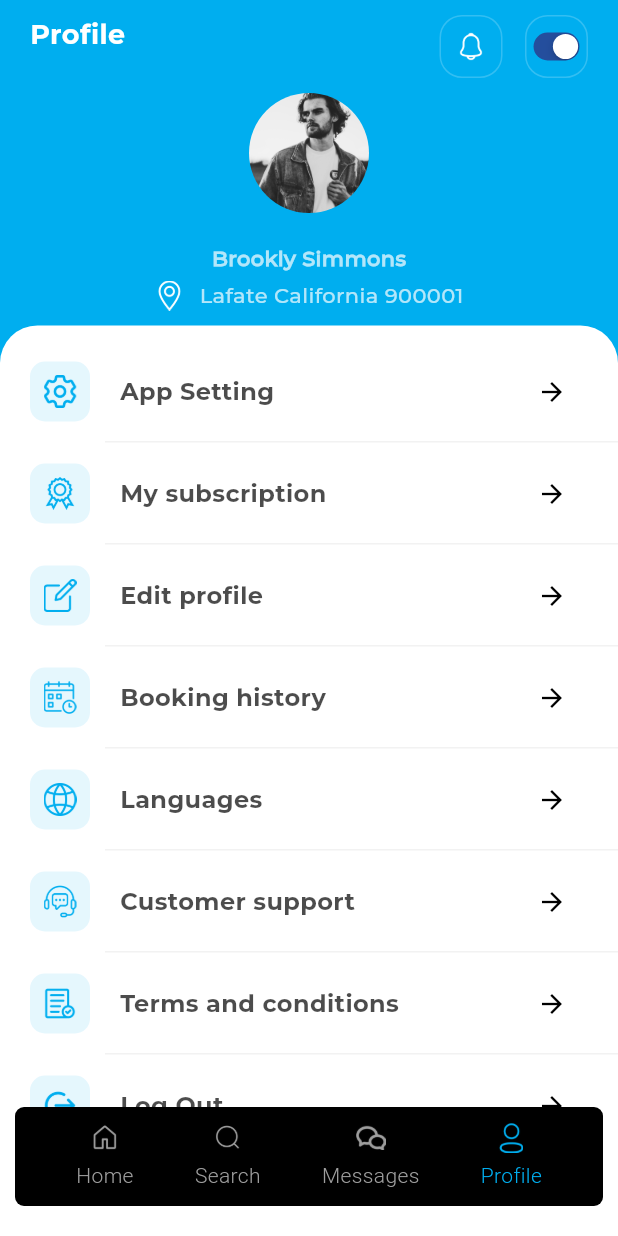
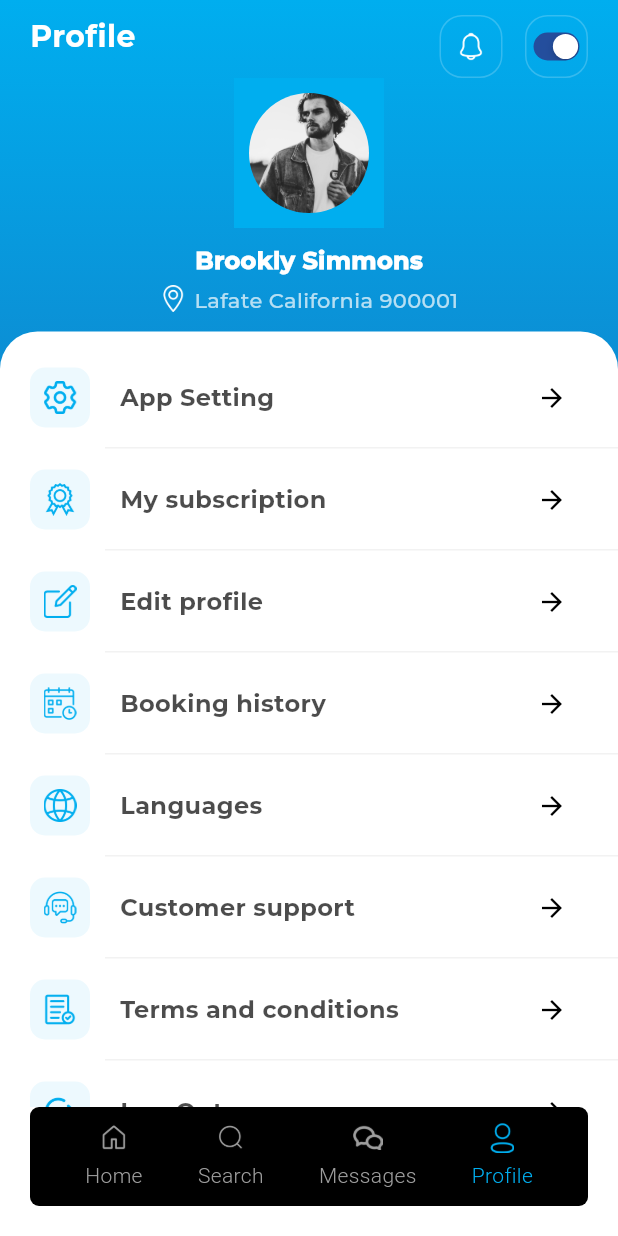
Before and after one commit to Fawadali521/Notary_Ping, a Flutter app: the screen it shows after launch, on a phone screen of 412 x 824 dp. Run offline on Flutter 3.47's test engine with Material 2 defaults, Android fonts, the light colour scheme and no system bars; drawn by our look-alikes of delayed_display; our stand-ins replace expandable_page_view, get, page_transition, pinput; Roboto replaces fonts that are missing (Montserrat-Regular); project files that could hold a hidden picture were left out.

Commit message:
initiated by Admin

```diff
--- a/lib/src/modules/dashboard/DashboardScreen.dart
+++ b/lib/src/modules/dashboard/DashboardScreen.dart
@@ -1,4 +1,3 @@
-
 import 'package:flutter/material.dart';
 import 'package:flutter/services.dart';
 import 'package:notary_ping/src/modules/dashboard/home/Home.dart';
@@ -8,10 +7,10 @@
 
 import '../../../styles.dart';
 
-import 'package:flutter/material.dart';
-
 class Dashboard extends StatefulWidget {
-  const Dashboard({super.key,});
+  const Dashboard({
+    super.key,
+  });
 
   @override
   State<Dashboard> createState() => _DashboardState();
@@ -42,7 +41,7 @@
     ));
 
     return Scaffold(
-     // backgroundColor: Colors.transparent,
+      // backgroundColor: Colors.transparent,
       //extendBody: true,
       body: PageView(
         controller: pageController,
@@ -52,7 +51,7 @@
             currentIndex = page;
           });
         },
-        children:   const [
+        children: const [
           HomeScreen(),
           SearchScreen(),
           MessagesScreen(),
@@ -60,13 +59,12 @@
         ],
       ),
       bottomNavigationBar: Padding(
-        padding: const EdgeInsets.only(bottom: 20, right: 10, left: 10),
+        padding: const EdgeInsets.only(bottom: 20, right: 20, left: 20),
         child: Container(
           height: 66,
           decoration: BoxDecoration(
             color: Colors.black,
             borderRadius: BorderRadius.circular(6),
-
           ),
           child: Row(
             mainAxisAlignment: MainAxisAlignment.spaceEvenly,
@@ -90,10 +88,7 @@
         setState(() {});
       },
       child: Padding(
-        padding: const EdgeInsets.only(
-          top: 5,
-          bottom: 5
-        ),
+        padding: const EdgeInsets.only(top: 5, bottom: 5),
         child: Column(
           mainAxisSize: MainAxisSize.min,
           children: [
@@ -107,14 +102,9 @@
               child: Text(
                 label,
                 style: TextStyles.bottomBarText.copyWith(
-                  color: currentIndex == index ? Palette.primaryColor : Colors.grey
-                ),
-
-
-                // style: TextStyle(
-                //   color: currentIndex == index ? Palette.primaryColor : Colors.grey,
-                //   fontSize: 12,
-                // ),
+                    color: currentIndex == index
+                        ? Palette.primaryColor
+                        : Colors.grey),
               ),
             ),
           ],
@@ -123,137 +113,3 @@
     );
   }
 }
-
-
-
-
-
-//
-// class Dashboard extends StatefulWidget {
-//   const Dashboard({super.key});
-//
-//   @override
-//   State<Dashboard> createState() => _DashboardState();
-// }
-//
-// class _DashboardState extends State<Dashboard> {
-//   int currentIndex = 3;
-//   late final PageController? pageController;
-//   @override
-//   void initState() {
-//     pageController = PageController(
-//       initialPage: currentIndex,
-//     );
-//     super.initState();
-//   }
-//
-//   @override
-//   void dispose() {
-//     pageController?.dispose();
-//     super.dispose();
-//   }
-//
-//   @override
-//   Widget build(BuildContext context) {
-//     SystemChrome.setSystemUIOverlayStyle(const SystemUiOverlayStyle(
-//       statusBarBrightness: Brightness.light,
-//     ));
-//     return Scaffold(
-//       backgroundColor: Colors.transparent,
-//       extendBody: true,
-//        body: PageView(
-//         controller: pageController,
-//         physics: const NeverScrollableScrollPhysics(),
-//         onPageChanged: (page) {
-//           setState(() {
-//             currentIndex = page;
-//           });
-//         },
-//         children:    const [
-//           HomeScreen(),
-//           SearchScreen(),
-//           MessagesScreen(),
-//           Profile(),
-//
-//         ],
-//       ),
-//       bottomNavigationBar: Padding(
-//         padding: const EdgeInsets.only(right: 10 , left : 10 ,bottom: 20),
-//         child: ClipRRect(
-//           borderRadius: BorderRadius.circular(10),
-//           child: BottomNavigationBar(
-//             elevation: 1,
-//             type: BottomNavigationBarType.fixed,
-//              backgroundColor: Colors.black,
-//             enableFeedback: false,
-//             iconSize: 24,
-//             selectedItemColor: Palette.primaryColor,
-//             selectedLabelStyle: TextStyles.bottomBarText,
-//             unselectedLabelStyle: TextStyles.bottomBarText,
-//             unselectedItemColor: Colors.grey ,
-//             currentIndex: currentIndex,
-//             showSelectedLabels: true,
-//             showUnselectedLabels: true,
-//             onTap: (value) {
-//               currentIndex = value;
-//               pageController?.jumpToPage(
-//                 value,
-//                 // curve: Curves.decelerate,
-//                 // duration: const Duration(milliseconds: 300),
-//               );
-//
-//               setState(() {});
-//             },
-//             items: const <BottomNavigationBarItem>[
-//               BottomNavigationBarItem(
-//                 icon: Padding(
-//                   padding: EdgeInsets.only(
-//                     top: 20,
-//                     bottom: 10
-//                   ),
-//                   child: ImageIcon(
-//                     AssetImage("assets/icon/home.png"),
-//                     size: 20,
-//                   ),
-//                 ),
-//                 label: 'Home',
-//               ),
-//               BottomNavigationBarItem(
-//                 icon: Padding(
-//                   padding: EdgeInsets.only(
-//                     top: 20,
-//                     bottom: 10
-//                   ),
-//                   child: ImageIcon(AssetImage("assets/icon/search.png"), size: 20),
-//                 ),
-//                 label: 'Search',
-//               ),
-//               BottomNavigationBarItem(
-//                 icon: Padding(
-//                   padding: EdgeInsets.only(
-//                     top: 20,
-//                     bottom: 10
-//                   ),
-//
-//
-//                   child: ImageIcon(AssetImage("assets/icon/messages.png"), size: 24),
-//                 ),
-//                 label: 'Messages',
-//               ),
-//               BottomNavigationBarItem(
-//                 icon: Padding(
-//                   padding: EdgeInsets.only(
-//                     top: 20,
-//                     bottom: 10
-//                   ),
-//                   child: ImageIcon(AssetImage("assets/icon/profile.png"), size: 20),
-//                 ),
-//                 label: 'Profile',
-//               ),
-//              ],
-//           ),
-//         ),
-//       ),
-//     );
-//   }
-// }
--- a/lib/src/modules/dashboard/profile/Profile.dart
+++ b/lib/src/modules/dashboard/profile/Profile.dart
@@ -32,17 +32,18 @@
   }
 
   void _startAnimation() async {
-    await Future.delayed(const Duration(seconds: 1)); // Delay the animation for 1 second
+    await Future.delayed(
+        const Duration(seconds: 1)); // Delay the animation for 1 second
     setState(() {
       shouldAnimate = false; // Stop the initial animation
     });
 
-    await Future.delayed(const Duration(seconds: 1)); // Delay for another 1 second
+    await Future.delayed(
+        const Duration(seconds: 1)); // Delay for another 1 second
     setState(() {
       shouldAnimate = true; // Start the reverse animation
     });
   }
-
 
   @override
   Widget build(BuildContext context) {
@@ -55,19 +56,25 @@
       body: Container(
         height: height,
         width: width,
-        decoration:   const BoxDecoration(
-          color: Palette.primaryColor
-            // gradient: LinearGradient(colors: [Palette.blue1, Palette.blue2])
-        ),
+        decoration: const BoxDecoration(
+            // color: Palette.primaryColor
+            gradient: LinearGradient(
+          colors: [Palette.secondaryColor, Palette.primaryColor],
+          begin: Alignment.bottomCenter,
+          end: Alignment.topCenter,
+        )),
         child: ListView(
           physics: const NeverScrollableScrollPhysics(),
-
           shrinkWrap: true,
           children: [
             const SafeArea(child: SizedBox()),
+            //profile
             Padding(
               padding: const EdgeInsets.only(
-                  left: 20, right: 20, top: 10,),
+                left: 20,
+                right: 20,
+                top: 10,
+              ),
               child: Row(
                 mainAxisAlignment: MainAxisAlignment.spaceBetween,
                 crossAxisAlignment: CrossAxisAlignment.start,
@@ -76,7 +83,7 @@
                     delay: upRowDelay,
                     slidingBeginOffset: const Offset(-1.0, 0.0),
                     slidingCurve: Curves.ease,
-                    child:   Text(
+                    child: Text(
                       "Profile",
                       style: TextStyles().profileBold,
                     ),
@@ -85,18 +92,16 @@
                     mainAxisAlignment: MainAxisAlignment.end,
                     children: [
                       DelayedDisplay(
-                        delay: upRowDelay ,
+                        delay: upRowDelay,
                         slidingBeginOffset: const Offset(1.0, 0.0),
                         slidingCurve: Curves.ease,
                         child: InkWell(
-                          onTap: () {
-
-                          },
+                          onTap: () {},
                           child: Container(
                             height: 42,
                             width: 42,
                             decoration: BoxDecoration(
-                              borderRadius: BorderRadius.circular(15),
+                              borderRadius: BorderStyles.norm2,
                               border: Border.all(
                                 color: Colors.white.withOpacity(0.2),
                                 width: 1,
@@ -129,9 +134,7 @@
                           slidingBeginOffset: const Offset(1.0, 0.0),
                           slidingCurve: Curves.ease,
                           child: InkWell(
-                            onTap: () {
-
-                            },
+                            onTap: () {},
                             child: Container(
                               height: 42,
                               width: 42,
@@ -150,16 +153,16 @@
                                     Padding(
                                       padding: const EdgeInsets.all(12.0),
                                       child: Transform.scale(
-                                        scale: 0.6, // Adjust the scale factor as needed (0.8 scales it down to 80% of its original size)
+                                        scale:
+                                            0.6, // Adjust the scale factor as needed (0.8 scales it down to 80% of its original size)
 
                                         child: CupertinoSwitch(
                                           activeColor: Palette.secondaryColor,
                                           value: switchValue,
-                                          onChanged: (newValue){
+                                          onChanged: (newValue) {
                                             setState(() {
-                                              switchValue = newValue; // Update the switch state when it's toggled.
-
-
+                                              switchValue =
+                                                  newValue; // Update the switch state when it's toggled.
                                             });
                                           },
                                         ),
@@ -177,6 +180,7 @@
                 ],
               ),
             ),
+            //image
             Padding(
               padding: const EdgeInsets.only(left: 20, right: 20, bottom: 10),
               child: Row(
@@ -194,54 +198,55 @@
                           child: AnimatedSize(
                               duration: const Duration(seconds: 2),
                               curve: Curves.bounceInOut,
-                             child: shouldAnimate ?
-                             Transform.scale(
+                              child: shouldAnimate
+                                  ? Transform.scale(
                                       scale: scaleValue,
-
                                       child: Container(
                                         height: 100,
                                         width: 100,
                                         decoration: BoxDecoration(
                                           image: const DecorationImage(
-                                       image: AssetImage("assets/images/profileImage.png"),
+                                              image: AssetImage(
+                                                  "assets/images/profileImage.png"),
                                               fit: BoxFit.cover),
-                                   borderRadius: BorderRadius.circular(100),
+                                          borderRadius:
+                                              BorderRadius.circular(100),
                                         ),
                                       ),
-                             ) :
-                             Container(
+                                    )
+                                  : Container(
                                       height: 100,
                                       width: 100,
                                       decoration: BoxDecoration(
                                         image: const DecorationImage(
-                                     image: AssetImage("assets/images/profileImage.png"),
+                                            image: AssetImage(
+                                                "assets/images/profileImage.png"),
                                             fit: BoxFit.cover),
-                                 borderRadius: BorderRadius.circular(100),
+                                        borderRadius:
+                                            BorderRadius.circular(100),
                                       ),
-                             )
-                          ),
+                                    )),
                         ),
                       ),
                       Padding(
-                        padding: const EdgeInsets.only(top: 10,bottom: 5),
-                        child: Opacity(
-                          opacity: 0.7,
+                        padding: const EdgeInsets.only(top: 10, bottom: 5),
                         child: Text(
                           "Brookly Simmons",
                           style: TextStyles().profileWhite,
                         ),
                       ),
-                      ),
                       Row(
                         children: [
-                          Image.asset(
+                          Padding(
+                            padding: const EdgeInsets.only(bottom: 3),
+                            child: Image.asset(
                               'assets/icon/location.png',
                               color: Colors.white,
-                            height: 20,),
+                              height: 18,
+                            ),
+                          ),
                           Padding(
-                             padding: const EdgeInsets.only(
-                               left: 10
-                             ),
+                            padding: const EdgeInsets.only(left: 5),
                             child: Opacity(
                               opacity: 0.7,
                               child: Text(
@@ -257,7 +262,7 @@
                 ],
               ),
             ),
-
+            //list
             Container(
               decoration: const BoxDecoration(
                 color: Colors.white,
@@ -267,7 +272,7 @@
                 ),
               ),
               child: Padding(
-                padding: const EdgeInsets.only(top: 20, bottom: 50),
+                padding: const EdgeInsets.only(top: 20, bottom: 80),
                 child: ListView(
                   shrinkWrap: true,
                   // padding: EdgeInsets.only(top: 20, bottom: 100),
@@ -276,43 +281,37 @@
                       delay: upRowDelay,
                       slidingBeginOffset: const Offset(-1.0, 0.0),
                       slidingCurve: Curves.ease,
-                      child:    ProfileItem(
-                          onTap: (){
+                      child: ProfileItem(
+                          onTap: () {
                             Navigator.push(
                                 context,
                                 PageTransition(
                                     type: PageTransitionType.fade,
                                     child: const Setting()));
                           },
-
-                          icon: "assets/icon/setting.png", title: "App Setting"),
+                          icon: "assets/icon/setting.png",
+                          title: "App Setting"),
                     ),
-
                     DelayedDisplay(
                       delay: upRowDelay + const Duration(milliseconds: 100),
                       slidingBeginOffset: const Offset(-1.0, 0.0),
                       slidingCurve: Curves.ease,
-                      child:    const ProfileItem(
-                          icon: "assets/icon/prize.png", title: "My subscription"),
+                      child: const ProfileItem(
+                          icon: "assets/icon/prize.png",
+                          title: "My subscription"),
                     ),
-
                     DelayedDisplay(
-                      delay:  upRowDelay + const Duration(milliseconds: 200)
-
-
-
-                      ,
+                      delay: upRowDelay + const Duration(milliseconds: 200),
                       slidingBeginOffset: const Offset(-1.0, 0.0),
                       slidingCurve: Curves.ease,
-                      child:  const ProfileItem(
+                      child: const ProfileItem(
                           icon: "assets/icon/edit.png", title: "Edit profile"),
                     ),
-
                     DelayedDisplay(
                       delay: upRowDelay + const Duration(milliseconds: 300),
                       slidingBeginOffset: const Offset(-1.0, 0.0),
                       slidingCurve: Curves.ease,
-                      child:    const ProfileItem(
+                      child: const ProfileItem(
                           icon: "assets/icon/booking.png",
                           title: "Booking history"),
                     ),
@@ -320,25 +319,23 @@
                       delay: upRowDelay + const Duration(milliseconds: 400),
                       slidingBeginOffset: const Offset(-1.0, 0.0),
                       slidingCurve: Curves.ease,
-                      child:    ProfileItem(
+                      child: ProfileItem(
                         icon: "assets/icon/language.png",
                         title: "Languages",
-                        onTap: (){
+                        onTap: () {
                           Navigator.push(
                               context,
                               PageTransition(
                                   type: PageTransitionType.fade,
                                   child: const Languages()));
                         },
-
                       ),
                     ),
-
                     DelayedDisplay(
                       delay: upRowDelay + const Duration(milliseconds: 500),
                       slidingBeginOffset: const Offset(-1.0, 0.0),
                       slidingCurve: Curves.ease,
-                      child:  const ProfileItem(
+                      child: const ProfileItem(
                           icon: "assets/icon/customer-support.png",
                           title: "Customer support"),
                     ),
@@ -346,29 +343,25 @@
                       delay: upRowDelay + const Duration(milliseconds: 600),
                       slidingBeginOffset: const Offset(-1.0, 0.0),
                       slidingCurve: Curves.ease,
-                      child:  ProfileItem(
+                      child: ProfileItem(
                         icon: "assets/icon/terms-and-conditions.png",
                         title: "Terms and conditions",
-                          onTap: (){
+                        onTap: () {
                           Navigator.push(
                               context,
                               PageTransition(
                                   type: PageTransitionType.fade,
                                   child: const TermAndCondition()));
                         },
-
                       ),
                     ),
                     DelayedDisplay(
                       delay: upRowDelay + const Duration(seconds: 700),
                       slidingBeginOffset: const Offset(-1.0, 0.0),
                       slidingCurve: Curves.ease,
-                      child:    const ProfileItem(
-                          icon: "assets/icon/logout.png",
-                          title: "Log Out"),
+                      child: const ProfileItem(
+                          icon: "assets/icon/logout.png", title: "Log Out"),
                     ),
-
-
                   ],
                 ),
               ),
@@ -378,20 +371,15 @@
       ),
     );
   }
+}
 
- }
 class ProfileItem extends StatelessWidget {
   const ProfileItem(
-       {Key? key,
-         required this.icon,
-         required this.title,
-         this.onTap
-
-       }) : super(key: key);
+      {Key? key, required this.icon, required this.title, this.onTap})
+      : super(key: key);
   final String icon;
   final String title;
   final VoidCallback? onTap;
-
 
   @override
   Widget build(BuildContext context) {
@@ -407,14 +395,14 @@
                 width: 40,
                 decoration: BoxDecoration(
                   borderRadius: BorderRadius.circular(10),
-                   color: Palette.primaryColor.withOpacity(0.1),
+                  color: Palette.primaryColor.withOpacity(0.07),
                 ),
                 child: Center(
                     child: Image.asset(
                   icon,
                   height: 22,
                   fit: BoxFit.contain,
-                       color: Palette.primaryColor ,
+                  color: Palette.primaryColor,
                 )),
               ),
               Padding(
@@ -426,15 +414,13 @@
               ),
               const Spacer(),
               IconButton(
-                   onPressed:    onTap,
-
-
-
+                onPressed: onTap,
                 icon: const Icon(
                   Icons.arrow_forward,
                   size: 20,
                   color: Colors.black,
-                   ))
+                ),
+              )
             ],
           ),
         ),
--- a/lib/styles.dart
+++ b/lib/styles.dart
@@ -42,7 +42,7 @@
       fontSize: 14,
       color: Colors.grey,
       fontFamily: 'Montserrat-Regular');
-  TextStyle   profileTileText = TextStyle(
+  TextStyle profileTileText = TextStyle(
       fontWeight: FontWeight.w600,
       fontSize: 16,
       color: Colors.black.withOpacity(0.7),
@@ -73,13 +73,13 @@
       color: Colors.black.withOpacity(0.8),
       fontFamily: 'Montserrat-Medium');
   TextStyle profileWhite = const TextStyle(
-      fontWeight: FontWeight.w700,
-      fontSize: 14,
+      fontWeight: FontWeight.w900,
+      fontSize: 16,
       color: Colors.white,
-      fontFamily: 'Montserrat-Medium');
+      fontFamily: 'Montserrat-Bold');
   TextStyle profileBold = const TextStyle(
       fontWeight: FontWeight.bold,
-      fontSize: 18,
+      fontSize: 20,
       color: Colors.white,
       fontFamily: 'Montserrat-Bold');
   TextStyle profileLocation = const TextStyle(
@@ -106,6 +106,7 @@
 
 class BorderStyles {
   static const norm = BorderRadius.all(Radius.circular(7));
+  static const norm2 = BorderRadius.all(Radius.circular(15));
   static const textFieldBorderRadius = BorderRadius.all(Radius.circular(10));
   static const buttonRadius = BorderRadius.all(Radius.circular(16));
 }
```
Also changed, not shown: lib/src/modules/dashboard/profile/setting.dart (+34 -56 lines), assets/icon/right-arrow.png (added), 2 other files. Lines whose indentation alone changed are shown as unchanged.
